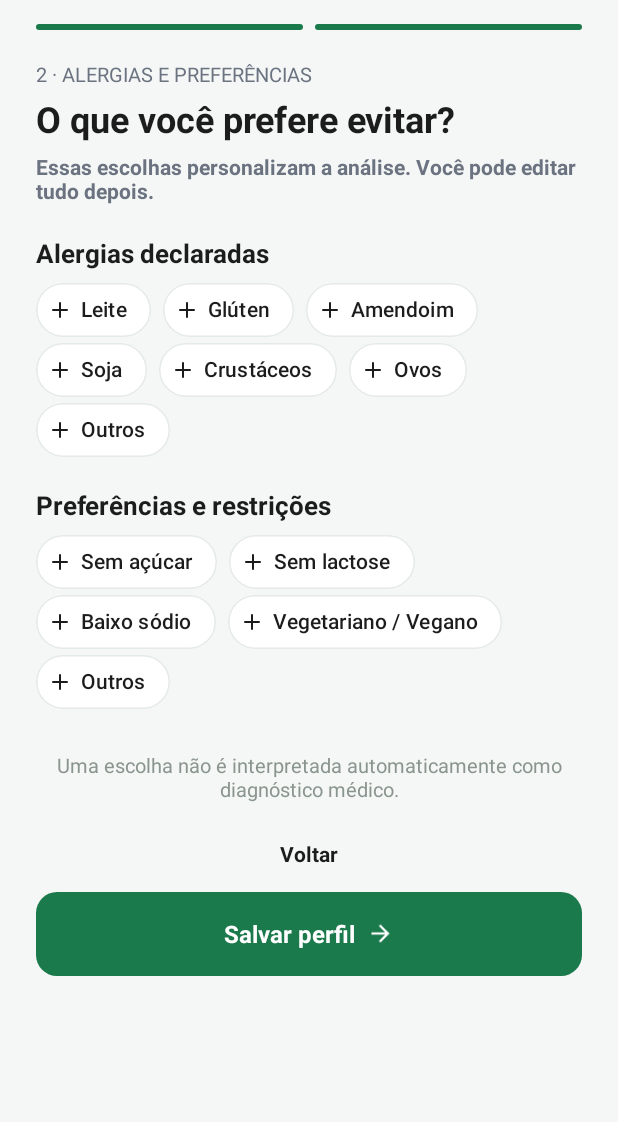
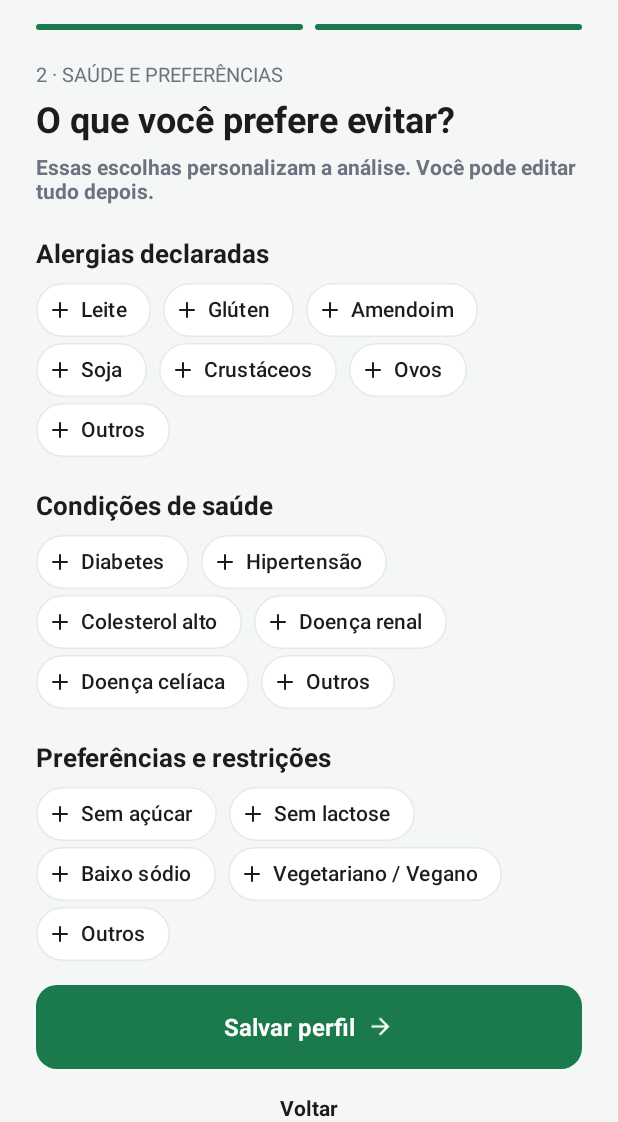
Before and after one commit to BeatrizGomes1/NutriIA, an Android app: the OnboardingActivity screen opened directly, with no data from a screen before it, after a tap on "Continuar", on a phone screen of 412 x 824 dp, the part 114-1236 px from its top. Run offline under Robolectric (Android 15) with nearby library versions, the phone set to English and light mode, and no system bars; 3 other taps on this screen came first.

Commit message:
feat: condições de saúde no cadastro (design)

```diff
--- a/frontend/app/src/main/java/com/uece/nutriia/ui/cadastro/OnboardingActivity.kt
+++ b/frontend/app/src/main/java/com/uece/nutriia/ui/cadastro/OnboardingActivity.kt
@@ -105,15 +105,29 @@ class OnboardingActivity : AppCompatActivity() {
         }
     }
 
-    private fun montarChips(alergias: List<String>, preferencias: List<String>) {
+    private fun montarChips(
+        alergias: List<String>,
+        preferencias: List<String>,
+        condicoes: List<String> = emptyList()
+    ) {
         preencherGrupo(binding.grupoAlergias, OPCOES_ALERGIAS, alergias)
+        preencherGrupo(
+            binding.grupoCondicoes, OPCOES_CONDICOES, condicoes,
+            R.string.health_other_title, R.string.health_other_hint
+        )
         preencherGrupo(binding.grupoPreferencias, OPCOES_PREFERENCIAS, preferencias)
     }
 
     // Opções padrão do Figma + itens personalizados já salvos no perfil.
-    private fun preencherGrupo(grupo: ChipGroup, opcoes: List<String>, marcados: List<String>) {
+    private fun preencherGrupo(
+        grupo: ChipGroup,
+        opcoes: List<String>,
+        marcados: List<String>,
+        tituloOutros: Int = R.string.other_title,
+        exemploOutros: Int = R.string.other_hint
+    ) {
         grupo.removeAllViews()
-        grupo.adicionarChipOutros(this)
+        grupo.adicionarChipOutros(this, tituloOutros, exemploOutros)
         val extras = marcados.filter { item -> opcoes.none { it.equals(item, ignoreCase = true) } }
         (opcoes + extras).forEach { opcao ->
             grupo.adicionarChip(opcao, marcado = marcados.any { it.equals(opcao, ignoreCase = true) })
@@ -216,6 +230,7 @@ class OnboardingActivity : AppCompatActivity() {
             "35 a 44 anos", "45 a 59 anos", "60 anos ou mais"
         )
         private val OPCOES_ALERGIAS = listOf("Leite", "Glúten", "Amendoim", "Soja", "Crustáceos", "Ovos")
+        private val OPCOES_CONDICOES = listOf("Diabetes", "Hipertensão", "Colesterol alto", "Doença renal", "Doença celíaca")
         private val OPCOES_PREFERENCIAS = listOf("Sem açúcar", "Sem lactose", "Baixo sódio", "Vegetariano / Vegano")
 
         fun abrirCadastro(context: Context, nome: String, email: String, senha: String) {
--- a/frontend/app/src/main/java/com/uece/nutriia/ui/common/ChipsUi.kt
+++ b/frontend/app/src/main/java/com/uece/nutriia/ui/common/ChipsUi.kt
@@ -46,13 +46,17 @@ fun ChipGroup.textosMarcados(): List<String> =
         .toList()
 
 /** Chip "+ Outros" que abre um campo para o usuário digitar um item livre. */
-fun ChipGroup.adicionarChipOutros(activity: AppCompatActivity) {
+fun ChipGroup.adicionarChipOutros(
+    activity: AppCompatActivity,
+    titulo: Int = R.string.other_title,
+    exemplo: Int = R.string.other_hint
+) {
     adicionarChip(activity.getString(R.string.other), marcavel = false) {
         tag = TAG_OUTROS
         setChipIconResource(R.drawable.ic_add)
         isChipIconVisible = true
         setOnClickListener {
-            activity.pedirTexto(R.string.other_title) { termo ->
+            activity.pedirTexto(titulo, exemplo) { termo ->
                 val existente = children.filterIsInstance<Chip>()
                     .firstOrNull { it.text.toString().equals(termo, ignoreCase = true) }
                 if (existente != null) existente.isChecked = true
@@ -63,9 +67,13 @@ fun ChipGroup.adicionarChipOutros(activity: AppCompatActivity) {
 }
 
 /** Diálogo simples com um campo de texto. */
-fun AppCompatActivity.pedirTexto(titulo: Int, aoConfirmar: (String) -> Unit) {
+fun AppCompatActivity.pedirTexto(
+    titulo: Int,
+    exemplo: Int = R.string.other_hint,
+    aoConfirmar: (String) -> Unit
+) {
     val campo = EditText(this).apply {
-        setHint(R.string.other_hint)
+        setHint(exemplo)
         setBackgroundResource(R.drawable.bg_input)
         val p = (16 * resources.displayMetrics.density).toInt()
         setPadding(p, p, p, p)
--- a/frontend/app/src/main/res/layout/activity_onboarding.xml
+++ b/frontend/app/src/main/res/layout/activity_onboarding.xml
@@ -329,6 +329,25 @@
                 android:layout_width="wrap_content"
                 android:layout_height="wrap_content"
                 android:layout_marginTop="20dp"
+                android:text="@string/health_conditions"
+                android:textColor="@color/text_primary"
+                android:textSize="17sp"
+                android:textStyle="bold" />
+
+            <com.google.android.material.chip.ChipGroup
+                android:id="@+id/grupoCondicoes"
+                android:layout_width="match_parent"
+                android:layout_height="wrap_content"
+                android:layout_marginTop="8dp"
+                app:chipSpacingHorizontal="8dp"
+                app:chipSpacingVertical="4dp">
+
+            </com.google.android.material.chip.ChipGroup>
+
+            <TextView
+                android:layout_width="wrap_content"
+                android:layout_height="wrap_content"
+                android:layout_marginTop="20dp"
                 android:text="@string/preferences_restrictions"
                 android:textColor="@color/text_primary"
                 android:textSize="17sp"
@@ -343,15 +362,6 @@
                 app:chipSpacingVertical="4dp" />
 
             <TextView
-                android:layout_width="match_parent"
-                android:layout_height="wrap_content"
-                android:layout_marginTop="28dp"
-                android:gravity="center"
-                android:text="@string/step2_footer"
-                android:textColor="@color/text_muted"
-                android:textSize="13sp" />
-
-            <TextView
                 android:id="@+id/tvErro"
                 android:layout_width="match_parent"
                 android:layout_height="wrap_content"
@@ -361,12 +371,24 @@
                 android:textSize="13sp"
                 android:visibility="gone" />
 
+            <com.google.android.material.button.MaterialButton
+                android:id="@+id/btnSalvar"
+                style="@style/Widget.NutriIA.Button.Primary"
+                android:layout_width="match_parent"
+                android:layout_height="56dp"
+                android:layout_marginTop="16dp"
+                android:text="@string/save_profile"
+                android:textSize="16sp"
+                android:textStyle="bold"
+                app:icon="@drawable/ic_arrow_forward"
+                app:iconGravity="textEnd" />
+
             <TextView
                 android:id="@+id/btnVoltar"
                 android:layout_width="wrap_content"
                 android:layout_height="wrap_content"
                 android:layout_gravity="center_horizontal"
-                android:layout_marginTop="16dp"
+                android:layout_marginTop="8dp"
                 android:background="?attr/selectableItemBackground"
                 android:padding="8dp"
                 android:text="@string/back"
@@ -374,17 +396,14 @@
                 android:textSize="14sp"
                 android:textStyle="bold" />
 
-            <com.google.android.material.button.MaterialButton
-                android:id="@+id/btnSalvar"
-                style="@style/Widget.NutriIA.Button.Primary"
+            <TextView
                 android:layout_width="match_parent"
-                android:layout_height="56dp"
-                android:layout_marginTop="8dp"
-                android:text="@string/save_profile"
-                android:textSize="16sp"
-                android:textStyle="bold"
-                app:icon="@drawable/ic_arrow_forward"
-                app:iconGravity="textEnd" />
+                android:layout_height="wrap_content"
+                android:layout_marginTop="20dp"
+                android:gravity="center"
+                android:text="@string/step2_footer"
+                android:textColor="@color/text_muted"
+                android:textSize="13sp" />
         </LinearLayout>
     </LinearLayout>
 </ScrollView>
--- a/frontend/app/src/main/res/values/strings.xml
+++ b/frontend/app/src/main/res/values/strings.xml
@@ -118,7 +118,7 @@
     <string name="goal_muscle_gain_desc">Considera carboidratos e proteínas disponíveis</string>
     <string name="continue_label">Continuar</string>
     <string name="step1_footer">Você escolhe quais informações deseja compartilhar.</string>
-    <string name="step2_eyebrow">2 · ALERGIAS E PREFERÊNCIAS</string>
+    <string name="step2_eyebrow">2 · SAÚDE E PREFERÊNCIAS</string>
     <string name="step2_title">O que você prefere evitar?</string>
     <string name="step2_subtitle">Essas escolhas personalizam a análise. Você pode editar tudo depois.</string>
     <string name="declared_allergies">Alergias declaradas</string>
@@ -133,6 +133,9 @@
     <string name="add">Adicionar</string>
     <string name="profile_saved">Perfil atualizado.</string>
     <string name="edit_personal_data">Dados pessoais</string>
+    <string name="health_conditions">Condições de saúde</string>
+    <string name="health_other_title">Adicionar outra condição</string>
+    <string name="health_other_hint">Ex.: gastrite</string>
 
     <!-- Restrições -->
     <string name="restrictions_eyebrow">MINHAS RESTRIÇÕES</string>
```
